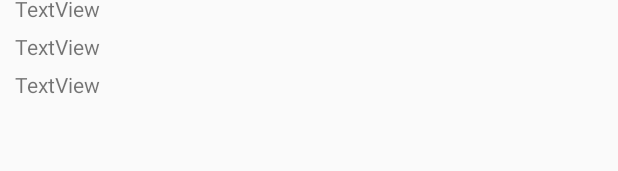
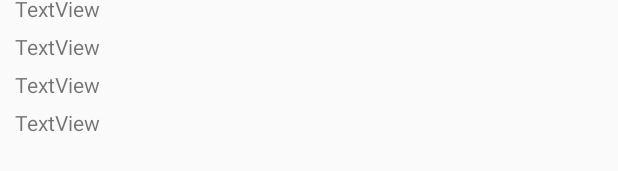
Before and after one commit to PaulKinMingLo/BLEScanner, an Android app: the layout ble_item.xml on its own in the app's theme, with its tools: preview values and no code run, on a phone screen of 412 x 824 dp. Shown: the part 182-353 px from the top of the screen. Run offline under Robolectric (Android 15) with nearby library versions, the phone set to English and light mode, and no system bars.

Commit message:
Update: Tx power para, estimated distance

```diff
--- a/app/src/main/java/e/paulk/blescanner/MyAdapter.java
+++ b/app/src/main/java/e/paulk/blescanner/MyAdapter.java
@@ -36,6 +36,7 @@ public class MyAdapter extends RecyclerView.Adapter<MyAdapter.ViewHolder> {
             String deviceName = mData.get(i).getDevice_name();
             String deviceUUID = mData.get(i).getDevice_UUID();
             int deviceRSSI = mData.get(i).getDevice_RSSI();
+            int deviceDistance = mData.get(i).getEstimated_distance();
             int deviceTX = mData.get(i).getDevice_TXpower();
             String rawData = mData.get(i).getDevice_convertedRawData();
             String identifier = mData.get(i).getDevice_identifier();
@@ -45,6 +46,7 @@ public class MyAdapter extends RecyclerView.Adapter<MyAdapter.ViewHolder> {
             viewHolder.mTextView_deviceName.setText("Name: " + deviceName);
             viewHolder.mTextView_deviceUUID.setText("UUID: " + deviceUUID);
             viewHolder.mTextView_deviceRSSI.setText("RSSI: " + String.valueOf(deviceRSSI));
+            viewHolder.mTextView_deviceDistance.setText("Distance: " + String.valueOf(deviceDistance));
             viewHolder.mTextView_deviceTX.setText("TX: " + String.valueOf(deviceTX));
             viewHolder.mTextView_deviceRawData.setText("Raw Data: " + rawData);
             viewHolder.mTextView_deviceIdentifier.setText("Identifier: " + identifier);
@@ -54,6 +56,7 @@ public class MyAdapter extends RecyclerView.Adapter<MyAdapter.ViewHolder> {
             viewHolder.mTextView_deviceName.setText("Error");
             viewHolder.mTextView_deviceUUID.setText("Error");
             viewHolder.mTextView_deviceRSSI.setText("Error");
+            viewHolder.mTextView_deviceDistance.setText("Error");
             viewHolder.mTextView_deviceTX.setText("Error");
             viewHolder.mTextView_deviceRawData.setText("Error");
             viewHolder.mTextView_deviceIdentifier.setText("Error");
@@ -71,6 +74,7 @@ public class MyAdapter extends RecyclerView.Adapter<MyAdapter.ViewHolder> {
         TextView mTextView_deviceName;
         TextView mTextView_deviceUUID;
         TextView mTextView_deviceRSSI;
+        TextView mTextView_deviceDistance;
         TextView mTextView_deviceTX;
         TextView mTextView_deviceRawData;
         TextView mTextView_deviceIdentifier;
@@ -82,6 +86,7 @@ public class MyAdapter extends RecyclerView.Adapter<MyAdapter.ViewHolder> {
             mTextView_deviceName = (TextView) itemView.findViewById(R.id.ble_name);
             mTextView_deviceUUID = (TextView) itemView.findViewById(R.id.ble_uuid);
             mTextView_deviceRSSI = (TextView) itemView.findViewById(R.id.ble_RSSI);
+            mTextView_deviceDistance = (TextView) itemView.findViewById(R.id.ble_distance);
             mTextView_deviceTX = (TextView) itemView.findViewById(R.id.ble_TX);
             mTextView_deviceRawData = (TextView) itemView.findViewById(R.id.ble_rawData);
             mTextView_deviceIdentifier = (TextView) itemView.findViewById(R.id.ble_identifier);
--- a/app/src/main/res/layout/ble_item.xml
+++ b/app/src/main/res/layout/ble_item.xml
@@ -40,6 +40,14 @@
         android:text="TextView" />
 
     <TextView
+        android:id="@+id/ble_distance"
+        android:layout_width="match_parent"
+        android:layout_height="wrap_content"
+        android:layout_marginLeft="10dp"
+        android:layout_marginTop="6dp"
+        android:text="TextView" />
+
+    <TextView
         android:id="@+id/ble_rawData"
         android:layout_width="wrap_content"
         android:layout_height="wrap_content"
```
Also changed, not shown: app/src/main/java/e/paulk/blescanner/BleDevice.java (+30 -9 lines), app/src/main/java/e/paulk/blescanner/MainActivity.java (+5 -3 lines).
